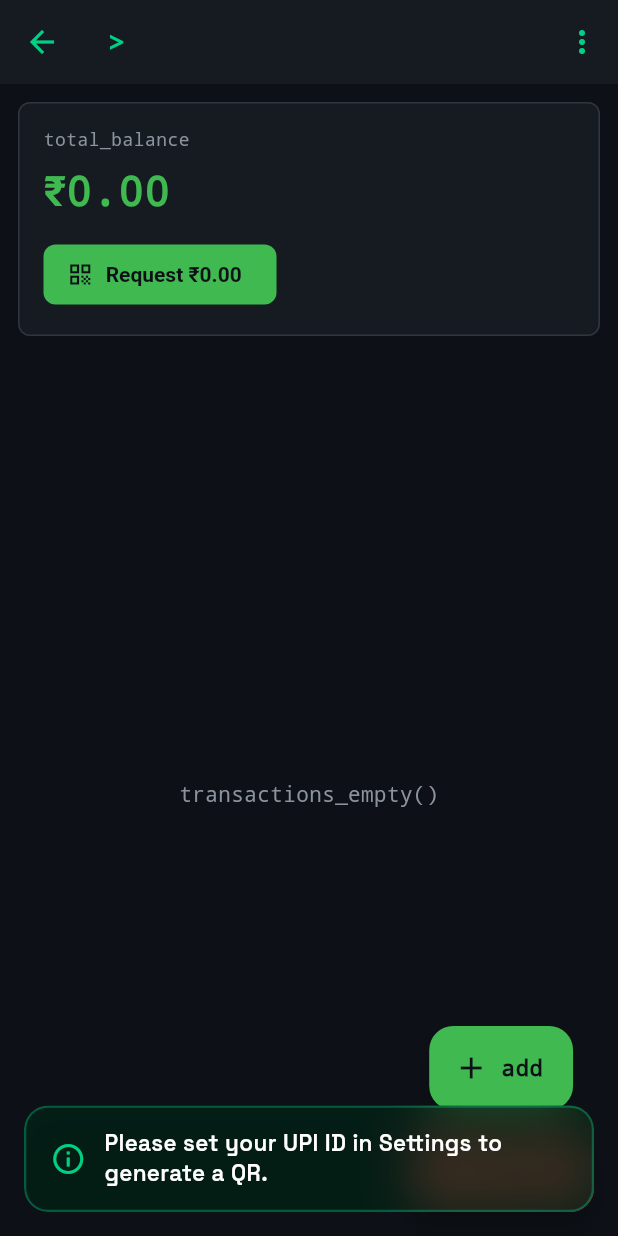
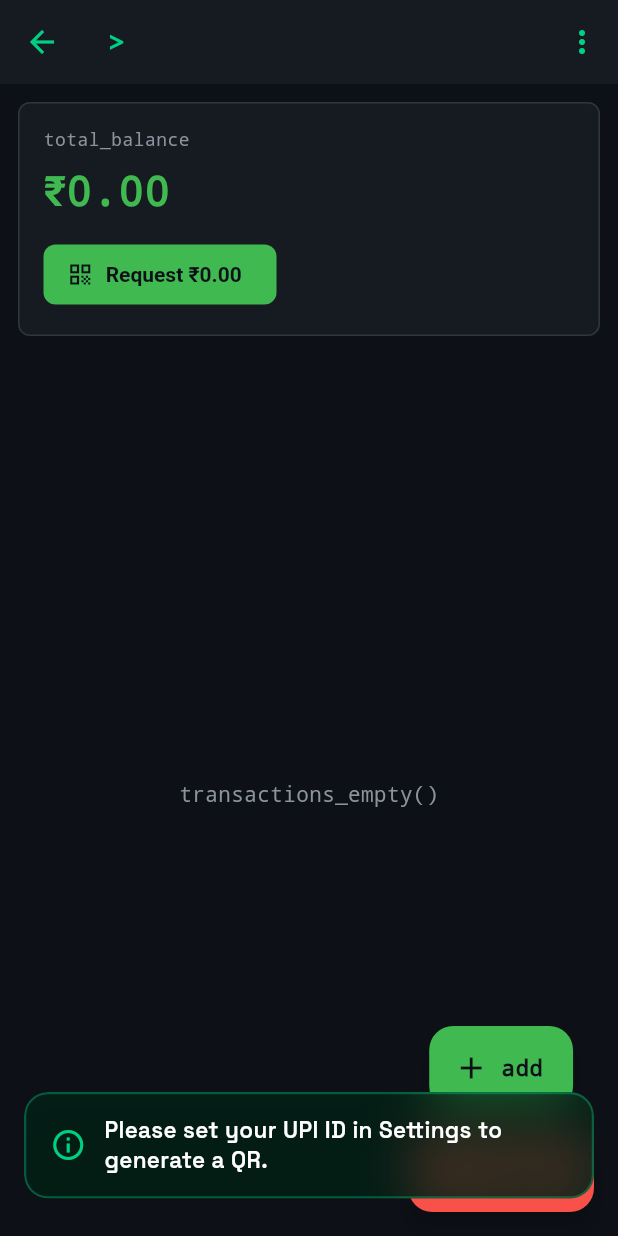
Before and after one commit to asterhyphen/hisaab, a Flutter app: the FriendDetailPage screen opened directly with empty values, after a tap on an icon or button, on a phone screen of 412 x 824 dp. Run offline on Flutter 3.47's test engine with Material 3 defaults, Android fonts, the phone set to English and light mode, and no system bars; our stand-ins replace file_picker, flutter_local_notifications, flutter_riverpod, font_awesome_flutter, hive, hive_flutter and 4 more; missing offline and left inert: crop_your_image; accounts and stored records are empty.

Commit message:
refactor(ui): change position of alert to slightly more up

```diff
--- a/lib/core/widgets/glass_alert.dart
+++ b/lib/core/widgets/glass_alert.dart
@@ -190,7 +190,7 @@ class _GlassAlertState extends State<GlassAlert>
     final textColor = isDark ? Colors.white : Colors.black87;
 
     return Positioned(
-      bottom: padding.bottom + 16,
+      bottom: padding.bottom + 25,
       left: 16,
       right: 16,
       child: Material(
```
